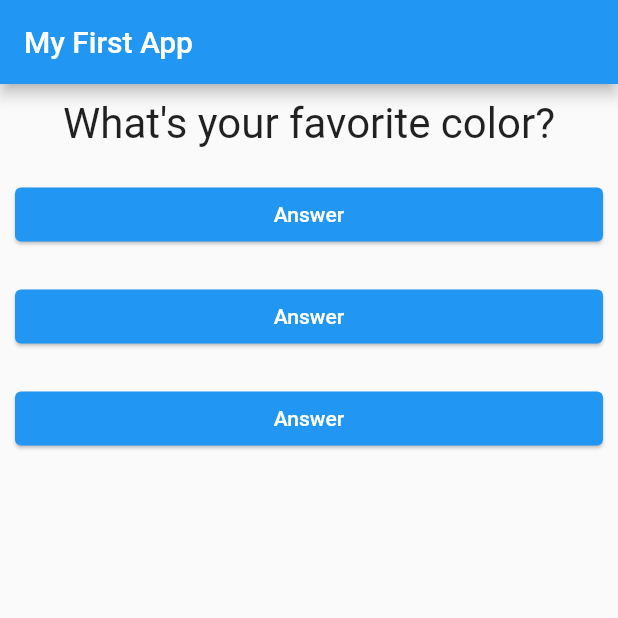
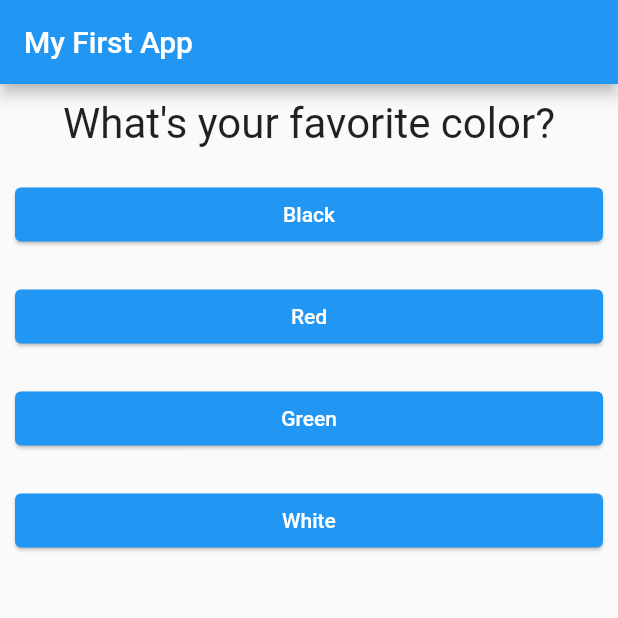
Before and after one commit to r0pe-12/quiz_app, a Flutter app: the screen it shows after launch, on a phone screen of 412 x 824 dp, the top half of it. Run offline on Flutter 3.47's test engine with Material 2 defaults, Android fonts, the phone set to English and light mode, and no system bars.

Commit message:
dynamic buttons which now displays answers

```diff
--- a/lib/answer.dart
+++ b/lib/answer.dart
@@ -2,8 +2,9 @@ import 'package:flutter/material.dart';
 
 class Answer extends StatelessWidget {
   final VoidCallback handler;
+  final String answerText;
 
-  const Answer({required this.handler, super.key});
+  const Answer({required this.handler, super.key, required this.answerText});
 
   @override
   Widget build(BuildContext context) {
@@ -16,7 +17,7 @@ class Answer extends StatelessWidget {
           elevation: MaterialStateProperty.all(1),
         ),
         onPressed: handler,
-        child: const Text('Answer'),
+        child: Text(answerText),
       ),
     );
   }
--- a/lib/main.dart
+++ b/lib/main.dart
@@ -30,8 +30,18 @@ class _MyAppState extends State<MyApp> {
   @override
   Widget build(BuildContext context) {
     var questions = [
-      "What's your favorite color?",
-      "What's your favorite animal?",
+      {
+        'questionText': "What's your favorite color?",
+        'answers': ['Black', 'Red', 'Green', 'White'],
+      },
+      {
+        'questionText': "What's your favorite animal?",
+        'answers': ['Rabbit', 'Snake', 'Elephant', 'Lion'],
+      },
+      {
+        'questionText': "Who's your favorite instructor?",
+        'answers': ['Petar', 'Petar', 'Petar', 'Petar'],
+      },
     ];
     return MaterialApp(
       debugShowCheckedModeBanner: false,
@@ -42,11 +52,11 @@ class _MyAppState extends State<MyApp> {
         body: Column(
           children: <Widget>[
             Question(
-              questionText: questions[_questionIndex],
+              questionText: questions[_questionIndex]['questionText'] as String,
             ),
-            Answer(handler: _answerQuestion),
-            Answer(handler: _answerQuestion),
-            Answer(handler: _answerQuestion),
+            ...(questions[_questionIndex]['answers'] as List).map((answer) {
+              return Answer(handler: _answerQuestion, answerText: answer);
+            }).toList(),
           ],
         ),
       ),
```
